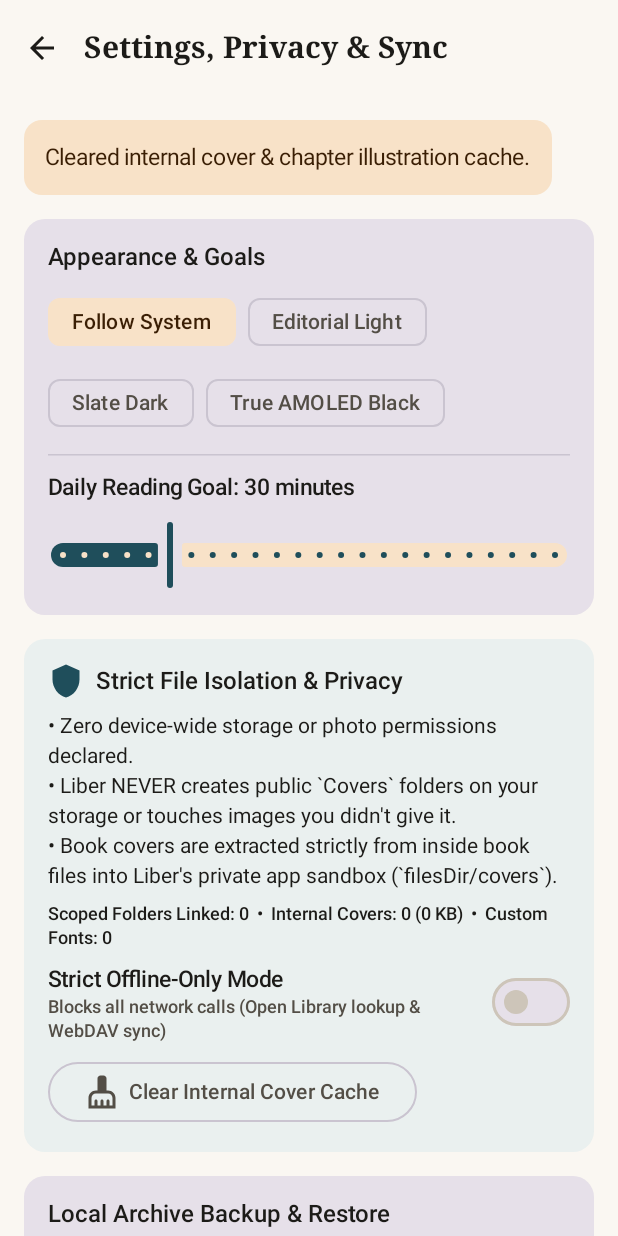
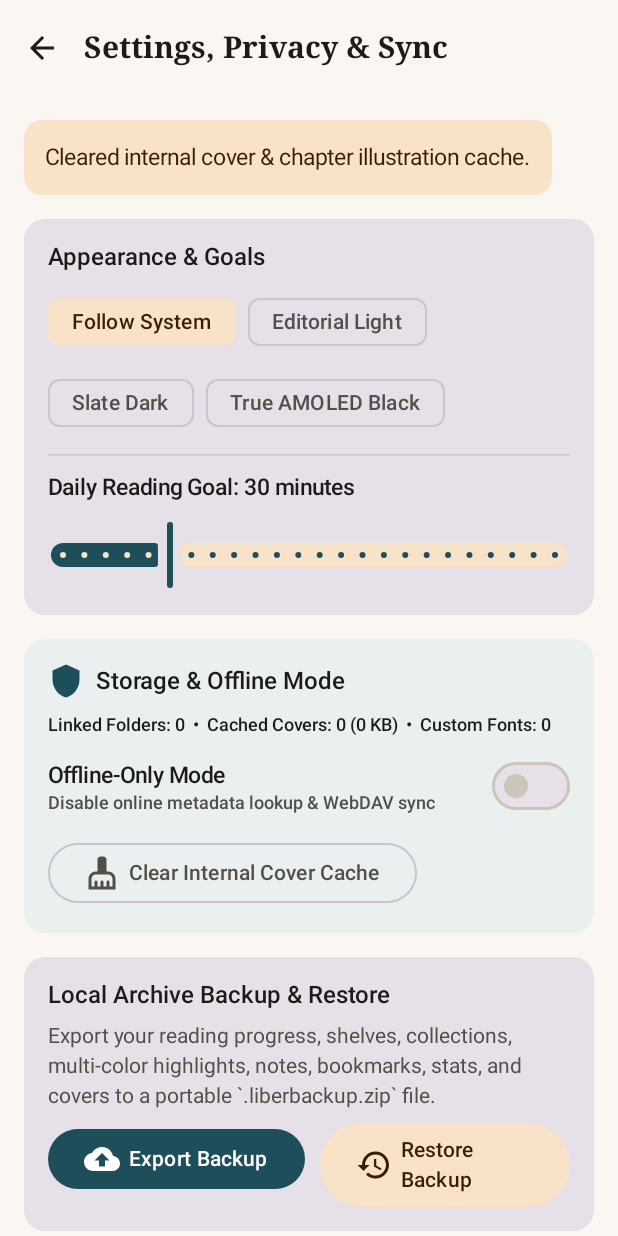
Before and after one commit to IMSharman/Liber, an Android app built with Jetpack Compose: the SettingsScreen screen opened through its navigation route, after a tap on "Clear Internal Cover Cache", on a phone screen of 412 x 824 dp. Run offline under Robolectric (Android 15) with nearby library versions, the phone set to English and light mode, and no system bars.

Commit message:
chore: polish reader tap zones, simplify storage copy, and add release signing workflow

```diff
--- a/app/src/main/java/com/imsharman/liber/ui/settings/SettingsScreen.kt
+++ b/app/src/main/java/com/imsharman/liber/ui/settings/SettingsScreen.kt
@@ -218,18 +218,11 @@ fun SettingsScreen(
                         Row(verticalAlignment = Alignment.CenterVertically) {
                             Icon(Icons.Default.Shield, contentDescription = null, tint = MaterialTheme.colorScheme.primary)
                             Spacer(modifier = Modifier.width(8.dp))
-                            Text("Strict File Isolation & Privacy", style = MaterialTheme.typography.titleMedium)
+                            Text("Storage & Offline Mode", style = MaterialTheme.typography.titleMedium)
                         }
                         Text(
-                            text = "• Zero device-wide storage or photo permissions declared.\n" +
-                                "• Liber NEVER creates public `Covers` folders on your storage or touches images you didn't give it.\n" +
-                                "• Book covers are extracted strictly from inside book files into Liber's private app sandbox (`filesDir/covers`).",
-                            style = MaterialTheme.typography.bodyMedium
-                        )
-
-                        Text(
-                            text = "Scoped Folders Linked: ${linkedFolders.size}  •  " +
-                                "Internal Covers: ${auditInfo.coverCount} (${formatFileSize(auditInfo.coverBytes)})  •  " +
+                            text = "Linked Folders: ${linkedFolders.size}  •  " +
+                                "Cached Covers: ${auditInfo.coverCount} (${formatFileSize(auditInfo.coverBytes)})  •  " +
                                 "Custom Fonts: ${auditInfo.customFontCount}",
                             style = MaterialTheme.typography.labelMedium,
                             fontWeight = FontWeight.SemiBold
@@ -241,9 +234,9 @@ fun SettingsScreen(
                             modifier = Modifier.fillMaxWidth()
                         ) {
                             Column(modifier = Modifier.weight(1f)) {
-                                Text("Strict Offline-Only Mode", fontWeight = FontWeight.SemiBold)
+                                Text("Offline-Only Mode", fontWeight = FontWeight.SemiBold)
                                 Text(
-                                    "Blocks all network calls (Open Library lookup & WebDAV sync)",
+                                    "Disable online metadata lookup & WebDAV sync",
                                     style = MaterialTheme.typography.labelMedium,
                                     color = MaterialTheme.colorScheme.onSurfaceVariant
                                 )
```
Also changed, not shown: app/build.gradle.kts (+13 -0 lines), app/src/main/java/com/imsharman/liber/ui/library/LibraryScreen.kt (+5 -5 lines), app/src/main/java/com/imsharman/liber/ui/reader/ReflowableReaderView.kt (+30 -17 lines), 1 other file.
